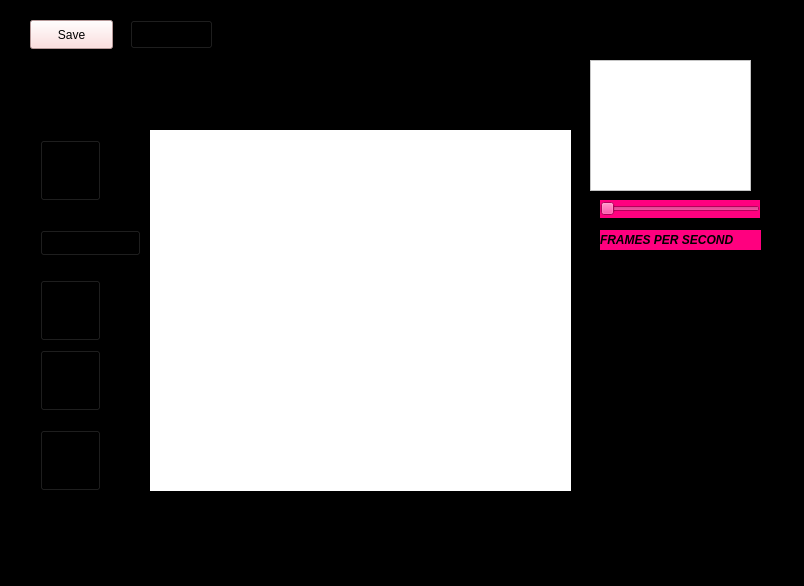
This is SpriteEditor/mainwindow.ui in aishug18/SpriteEditor as Qt 5 draws it before an edit. The edited form follows.
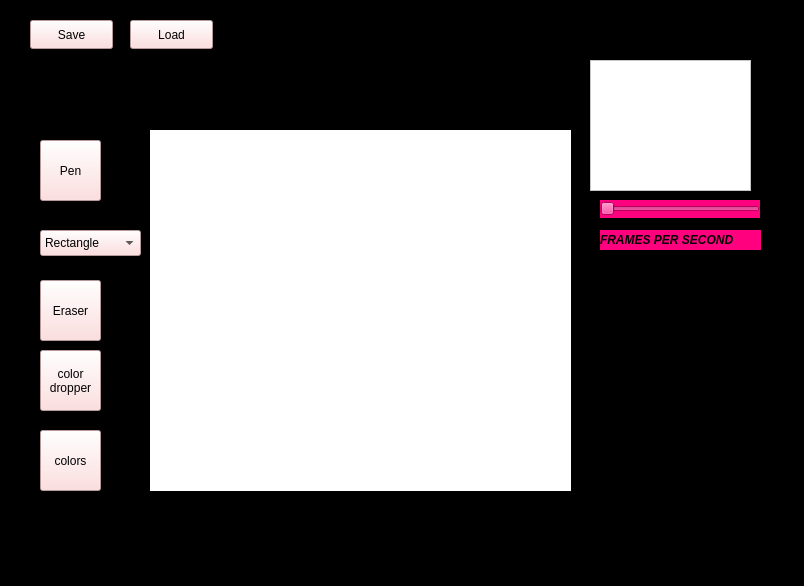
This is the edited form. Custom widgets are drawn as their Qt base class.

Commit message: added icons for buttons

```diff
--- a/SpriteEditor/mainwindow.ui
+++ b/SpriteEditor/mainwindow.ui
@@ -44,6 +44,13 @@
       <height>61</height>
      </rect>
     </property>
+    <property name="styleSheet">
+     <string notr="true">
+
+QToolButton {
+background-color: rgb(255, 213, 213)
+}</string>
+    </property>
     <property name="text">
      <string>Eraser</string>
     </property>
@@ -83,7 +90,7 @@
     <property name="styleSheet">
      <string notr="true">
 
-Qpush {
+QPushButton {
 background-color: rgb(255, 213, 213)
 }</string>
     </property>
@@ -191,13 +198,19 @@
     <property name="styleSheet">
      <string notr="true">
 
-Qpush {
+QToolButton {
 background-color: rgb(255, 213, 213)
 }</string>
     </property>
     <property name="text">
      <string>Pen</string>
     </property>
+    <property name="iconSize">
+     <size>
+      <width>55</width>
+      <height>55</height>
+     </size>
+    </property>
    </widget>
    <widget class="QToolButton" name="colorDropperToolButton">
     <property name="geometry">
@@ -208,6 +221,13 @@
       <height>61</height>
      </rect>
     </property>
+    <property name="styleSheet">
+     <string notr="true">
+
+QToolButton {
+background-color: rgb(255, 213, 213)
+}</string>
+    </property>
     <property name="text">
      <string>color
 dropper</string>
@@ -222,6 +242,13 @@
       <height>61</height>
      </rect>
     </property>
+    <property name="styleSheet">
+     <string notr="true">
+
+QPushButton {
+background-color: rgb(255, 213, 213)
+}</string>
+    </property>
     <property name="text">
      <string>colors</string>
     </property>
@@ -238,7 +265,7 @@
     <property name="styleSheet">
      <string notr="true">
 
-Qpush {
+QComboBox{
 background-color: rgb(255, 213, 213)
 }</string>
     </property>
```
The commit also changes 5 other files.
